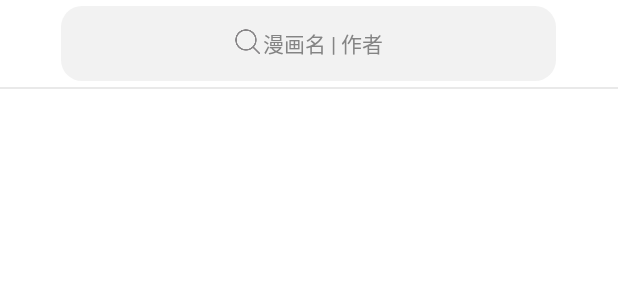
After one commit to GaoYanPeng/UComic, an Android app: the layout search_fragment.xml on its own in the app's theme, with its tools: preview values and no code run, on a phone screen of 412 x 824 dp. The commit adds this screen. Shown: the top 300 px of the screen. Run offline under Robolectric (Android 15) with nearby library versions, the phone set to English and light mode, and no system bars.

Commit message:
搜索界面.搜索栏

```diff
--- a/You17/app/src/main/java/com/lanou3g/you17/mainactivity/MainTabInfo.java
+++ b/You17/app/src/main/java/com/lanou3g/you17/mainactivity/MainTabInfo.java
@@ -7,7 +7,7 @@ import com.lanou3g.you17.bookcase.BookCaseFragment;
 import com.lanou3g.you17.homepage.HomepageFragment;
 import com.lanou3g.you17.mine.MineFragment;
 import com.lanou3g.you17.setup.SetupFragment;
-import com.lanou3g.you17.search.SearcFragment;
+import com.lanou3g.you17.search.SearchFragment;
 
 import java.util.ArrayList;
 import java.util.List;
@@ -53,7 +53,7 @@ public class MainTabInfo {
     public static List<MainTabInfo> getMainTabInfo() {
         List<MainTabInfo> infos = new ArrayList<>();
         infos.add(new MainTabInfo("首页", R.drawable.home_title, new HomepageFragment()));
-        infos.add(new MainTabInfo("收索", R.drawable.searc_title, new SearcFragment()));
+        infos.add(new MainTabInfo("搜索", R.drawable.searc_title, new SearchFragment ()));
         infos.add(new MainTabInfo("书架", R.drawable.book_title, new BookCaseFragment()));
         infos.add(new MainTabInfo("我的", R.drawable.main_title, new MineFragment()));
         infos.add(new MainTabInfo("设置", R.drawable.game_title, new SetupFragment()));
--- a/You17/app/src/main/java/com/lanou3g/you17/search/SearcFragment.java
+++ b/You17/app/src/main/java/com/lanou3g/you17/search/SearchFragment.java
@@ -6,10 +6,10 @@ import com.lanou3g.you17.base.BaseFragment;
 /**
  * Created by dllo on 16/8/26.
  */
-public class SearcFragment extends BaseFragment {
+public class SearchFragment extends BaseFragment {
     @Override
     protected int initLayout() {
-        return R.layout.searc_fragment;
+        return R.layout.search_fragment;
     }
 
     @Override
--- /dev/null
+++ b/You17/app/src/main/res/drawable/search_shape.xml
@@ -0,0 +1,15 @@
+<?xml version="1.0" encoding="utf-8"?>
+<shape xmlns:android="http://schemas.android.com/apk/res/android" android:shape="rectangle" >
+    <corners
+        android:radius="14dp"
+        />
+
+    <solid
+        android:color="#f2f2f2"
+        />
+
+    <size
+        android:width="290dp"
+        android:height="50dp"
+        />
+</shape>
--- a/You17/app/src/main/res/layout/history_fragment.xml
+++ b/You17/app/src/main/res/layout/history_fragment.xml
@@ -4,7 +4,7 @@
               android:layout_width="match_parent"
               android:layout_height="match_parent">
     <TextView
-        android:text="2"
+        android:text="222222222222"
         android:layout_width="wrap_content"
         android:layout_height="wrap_content"/>
     <ImageView
--- a/You17/app/src/main/res/layout/searc_fragment.xml
+++ /dev/null
@@ -1,7 +0,0 @@
-<?xml version="1.0" encoding="utf-8"?>
-<LinearLayout xmlns:android="http://schemas.android.com/apk/res/android"
-              android:orientation="vertical"
-              android:layout_width="match_parent"
-              android:layout_height="match_parent">
-
-</LinearLayout>
--- /dev/null
+++ b/You17/app/src/main/res/layout/search_fragment.xml
@@ -0,0 +1,47 @@
+<?xml version="1.0" encoding="utf-8"?>
+<LinearLayout xmlns:android="http://schemas.android.com/apk/res/android"
+              android:layout_width="match_parent"
+              android:layout_height="match_parent"
+              android:background="#ffffff"
+              android:orientation="vertical">
+
+    <RelativeLayout
+        android:layout_width="330sp"
+        android:layout_height="wrap_content"
+        android:layout_gravity="center"
+        android:layout_margin="4sp"
+        android:background="@drawable/search_shape">
+
+        <LinearLayout
+            android:layout_centerInParent="true"
+            android:orientation="horizontal"
+            android:layout_width="wrap_content"
+            android:layout_height="wrap_content">
+            <ImageView
+                android:background="@mipmap/classify_search_normal"
+                android:layout_width="wrap_content"
+                android:layout_height="wrap_content"/>
+            <TextView
+                android:id="@+id/search_authors"
+                android:textColor="#848484"
+                android:layout_width="wrap_content"
+                android:layout_height="wrap_content"
+                android:text="@string/search_authors"/>
+        </LinearLayout>
+    </RelativeLayout>
+
+    <View
+        android:layout_width="match_parent"
+        android:layout_height="1sp"
+        android:background="#e9e9e9"/>
+
+    <GridView
+        android:id="@+id/gv"
+        android:layout_width="match_parent"
+        android:layout_height="match_parent"
+        android:layout_margin="10dp"
+        android:horizontalSpacing="20dp"
+        android:numColumns="3"
+        android:verticalSpacing="20dp"/>
+
+</LinearLayout>
--- a/You17/app/src/main/res/values/strings.xml
+++ b/You17/app/src/main/res/values/strings.xml
@@ -32,5 +32,6 @@
     <string name="animation">动画</string>
     <string name="The_s_class_works_recommended"><![CDATA[原S级作品推荐]]></string>
     <string name="Strongly_recommend_works">强力推荐作品</string>
+    <string name="search_authors"> 漫画名 | 作者</string>
 
 </resources>
```
Also changed, not shown: You17/app/src/main/res/mipmap-xxhdpi/classify_search_normal.png (added).
